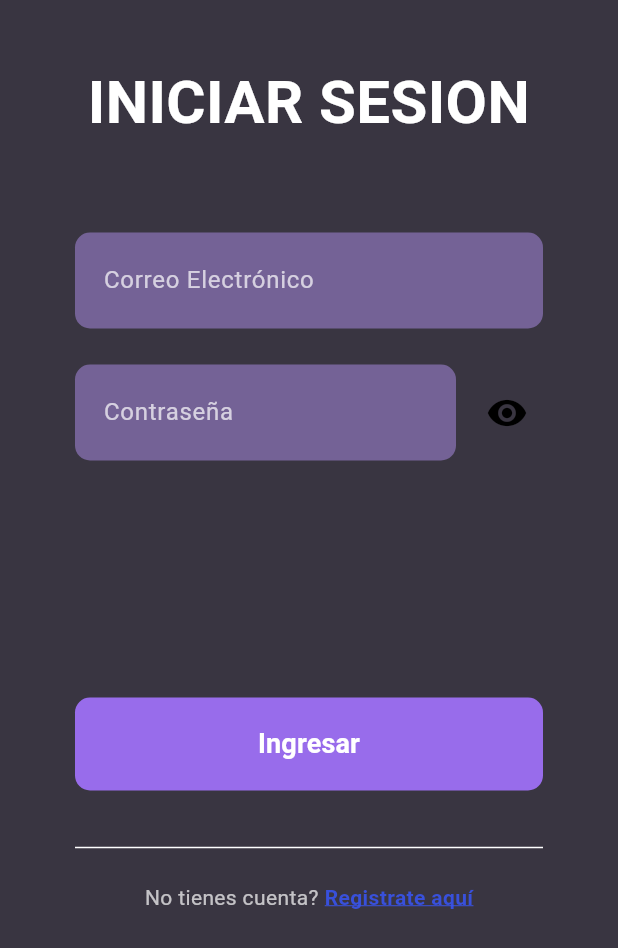
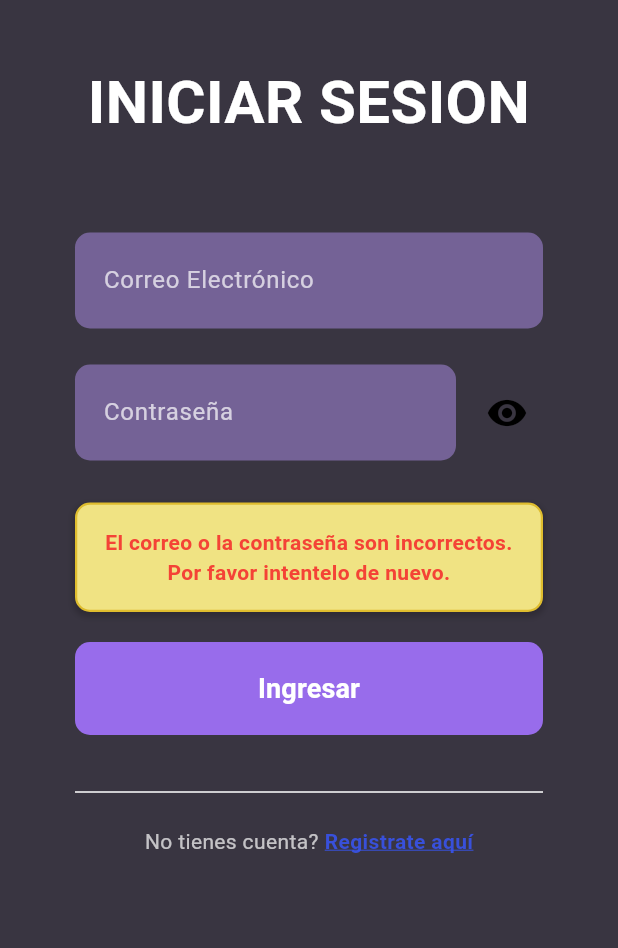
Before and after one commit to brandonAS09/NexusAR, a Flutter app: the screen it shows after launch, after a tap on "Ingresar", on a phone screen of 412 x 824 dp. Shown: the top 948 px of the screen. Run offline on Flutter 3.47's test engine with Material 3 defaults, Android fonts, the phone set to English and light mode, and no system bars.

Commit message:
Mensaje error visualmente implementado en Iniciar Sesion

```diff
--- /dev/null
+++ b/lib/components/aviso_error.dart
@@ -0,0 +1,45 @@
+import 'package:flutter/material.dart';
+import 'package:nexus_ar/core/app_colors.dart';
+
+class AvisoError extends StatelessWidget {
+  final String mensaje;
+  const AvisoError({
+    required this.mensaje,
+    super.key,
+  });
+
+  @override
+  Widget build(BuildContext context) {
+    return Container(
+      // Contenedor del mensaje
+      margin: const EdgeInsets.symmetric(vertical: 20),
+      padding: const EdgeInsets.all(15),
+      decoration: BoxDecoration(
+        color: AppColors.cuadroError,
+        borderRadius: BorderRadius.circular(10),
+        border: Border.all(
+          color: AppColors.bordeCuadroError,
+          width: 1.5
+        ),
+        boxShadow:[
+          BoxShadow(
+            color: Colors.black.withValues(alpha: 0.2),
+            spreadRadius: 1,
+            blurRadius: 3,
+            offset: const Offset(0, 2)
+          ),
+        ],
+      ),
+      // Mensaje de error
+      child: Text(
+        mensaje,
+        textAlign: TextAlign.center,
+        style: const TextStyle(
+          color: Colors.red,
+          fontWeight: FontWeight.bold,
+          fontSize: 14
+        ),
+      ),
+    );
+  }
+}
--- a/lib/core/app_colors.dart
+++ b/lib/core/app_colors.dart
@@ -5,4 +5,6 @@ class AppColors {
   static const Color fieldTextColor = Color(0xFF746296);
   static const Color botonInicioSesion = Color(0xFF986CEB);
   static const Color textoEnlace = Color(0xE13854F0);
+  static const Color cuadroError = Color(0xFFF0E383);
+  static const Color bordeCuadroError = Color(0xFFDFBD2E);
 }
--- a/lib/screens/inicio_sesion.dart
+++ b/lib/screens/inicio_sesion.dart
@@ -1,4 +1,5 @@
 import 'package:flutter/material.dart';
+import 'package:nexus_ar/components/aviso_error.dart';
 import 'package:nexus_ar/components/boton_inicio_sesion.dart';
 import 'package:nexus_ar/components/datos_inicio_sesion.dart';
 import 'package:nexus_ar/components/enlace_texto_is.dart';
@@ -11,6 +12,16 @@ class InicioSesion extends StatefulWidget {
 }
 
 class _InicioSesionState extends State<InicioSesion> {
+  bool _mostrarError = false;
+  final String _mensajeError =
+      "El correo o la contraseña son incorrectos. Por favor intentelo de nuevo.";
+
+  void _simularLogin() {
+    setState(() {
+      _mostrarError = true;
+    });
+  }
+
   @override
   Widget build(BuildContext context) {
     return SingleChildScrollView(
@@ -34,10 +45,13 @@ class _InicioSesionState extends State<InicioSesion> {
             SizedBox(height: 50),
             // Campos de texto
             const DatosInicioSesion(),
+            if (_mostrarError) AvisoError(mensaje: _mensajeError),
 
-            const SizedBox(height: 150),
+            if (!_mostrarError)
+              const SizedBox(height: 150),
+
             // Boton ingresar
-            BotonInicioSesion(texto: "Ingresar", onPressed: () {}),
+            BotonInicioSesion(texto: "Ingresar", onPressed: _simularLogin),
             const SizedBox(height: 30),
 
             const Divider(color: Colors.white, thickness: 1),
@@ -50,7 +64,7 @@ class _InicioSesionState extends State<InicioSesion> {
               onTap: () {},
               alineacion: MainAxisAlignment.center,
             ),
-            const SizedBox(height: 50)
+            const SizedBox(height: 50),
           ],
         ),
       ),
```
